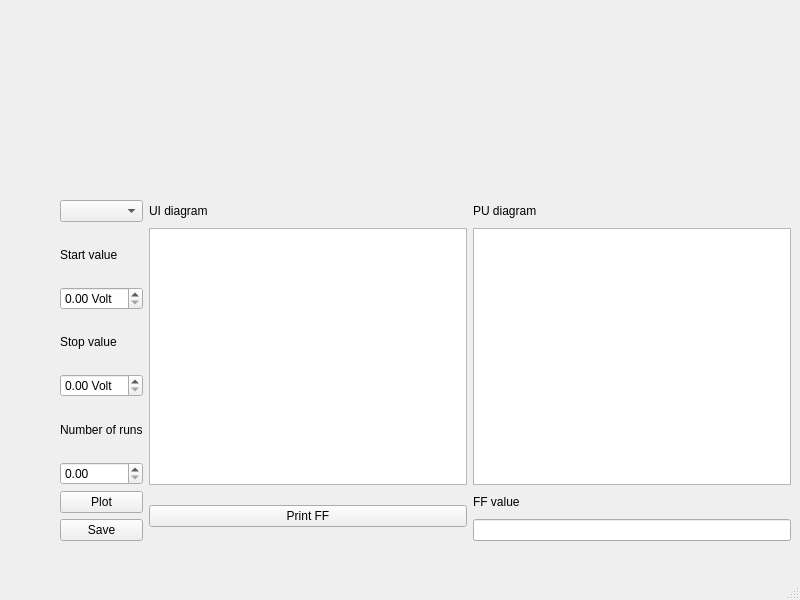
This is eindopdracht/src/eindopdracht/Eindopdracht_structuur.ui in AstroPhysica/Eindopdracht as Qt 5 draws it before an edit. The edited form follows.
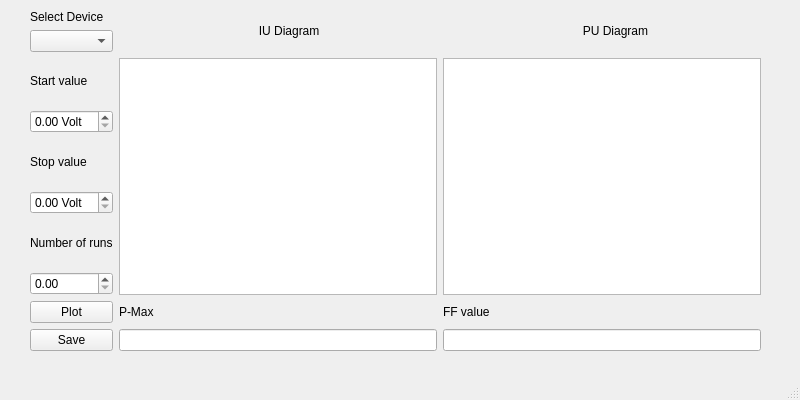
This is the edited form. Custom widgets are drawn as their Qt base class.

Patch:
```diff
--- a/eindopdracht/src/eindopdracht/Eindopdracht_structuur.ui
+++ b/eindopdracht/src/eindopdracht/Eindopdracht_structuur.ui
@@ -7,7 +7,7 @@
     <x>0</x>
     <y>0</y>
     <width>800</width>
-    <height>600</height>
+    <height>400</height>
    </rect>
   </property>
   <property name="windowTitle">
@@ -17,14 +17,14 @@
    <widget class="QWidget" name="gridLayoutWidget">
     <property name="geometry">
      <rect>
-      <x>60</x>
-      <y>200</y>
+      <x>30</x>
+      <y>10</y>
       <width>731</width>
       <height>341</height>
      </rect>
     </property>
     <layout class="QGridLayout" name="gridLayout">
-     <item row="1" column="0">
+     <item row="2" column="0">
       <layout class="QVBoxLayout" name="verticalLayout_2">
        <item>
         <widget class="QLabel" name="label_4">
@@ -66,34 +66,7 @@
        </item>
       </layout>
      </item>
-     <item row="0" column="2">
-      <widget class="QLabel" name="label_pu">
-       <property name="text">
-        <string>PU diagram</string>
-       </property>
-      </widget>
-     </item>
-     <item row="1" column="2">
-      <widget class="PlotWidget" name="PU_graph"/>
-     </item>
-     <item row="0" column="1">
-      <widget class="QLabel" name="label_iu">
-       <property name="text">
-        <string>UI diagram</string>
-       </property>
-      </widget>
-     </item>
-     <item row="1" column="1">
-      <widget class="PlotWidget" name="IU_graph"/>
-     </item>
-     <item row="2" column="1">
-      <widget class="QPushButton" name="ff_button">
-       <property name="text">
-        <string>Print FF</string>
-       </property>
-      </widget>
-     </item>
-     <item row="2" column="2">
+     <item row="4" column="2">
       <layout class="QVBoxLayout" name="verticalLayout">
        <item>
         <widget class="QLabel" name="label_ff">
@@ -107,7 +80,7 @@
        </item>
       </layout>
      </item>
-     <item row="2" column="0">
+     <item row="4" column="0">
       <layout class="QVBoxLayout" name="verticalLayout_3">
        <item>
         <widget class="QPushButton" name="plot_button">
@@ -125,8 +98,53 @@
        </item>
       </layout>
      </item>
+     <item row="2" column="1">
+      <widget class="PlotWidget" name="IU_graph"/>
+     </item>
+     <item row="2" column="2">
+      <widget class="PlotWidget" name="PU_graph"/>
+     </item>
+     <item row="0" column="2">
+      <widget class="QLabel" name="label_pu">
+       <property name="text">
+        <string>                                          PU Diagram</string>
+       </property>
+      </widget>
+     </item>
+     <item row="4" column="1">
+      <layout class="QVBoxLayout" name="verticalLayout_4">
+       <item>
+        <widget class="QLabel" name="label">
+         <property name="text">
+          <string>P-Max</string>
+         </property>
+        </widget>
+       </item>
+       <item>
+        <widget class="QLineEdit" name="Pstring"/>
+       </item>
+      </layout>
+     </item>
+     <item row="0" column="1">
+      <widget class="QLabel" name="label_iu">
+       <property name="text">
+        <string>                                          IU Diagram</string>
+       </property>
+      </widget>
+     </item>
      <item row="0" column="0">
-      <widget class="QComboBox" name="list_devices"/>
+      <layout class="QVBoxLayout" name="verticalLayout_5">
+       <item>
+        <widget class="QLabel" name="label_2">
+         <property name="text">
+          <string>Select Device</string>
+         </property>
+        </widget>
+       </item>
+       <item>
+        <widget class="QComboBox" name="list_devices"/>
+       </item>
+      </layout>
      </item>
     </layout>
    </widget>
```
